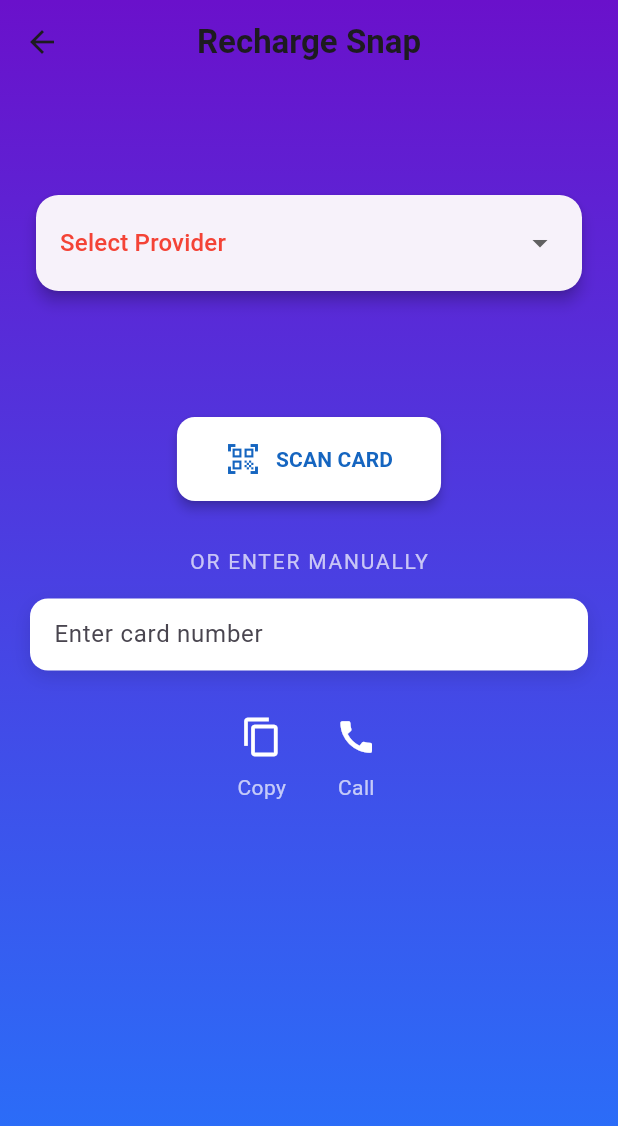
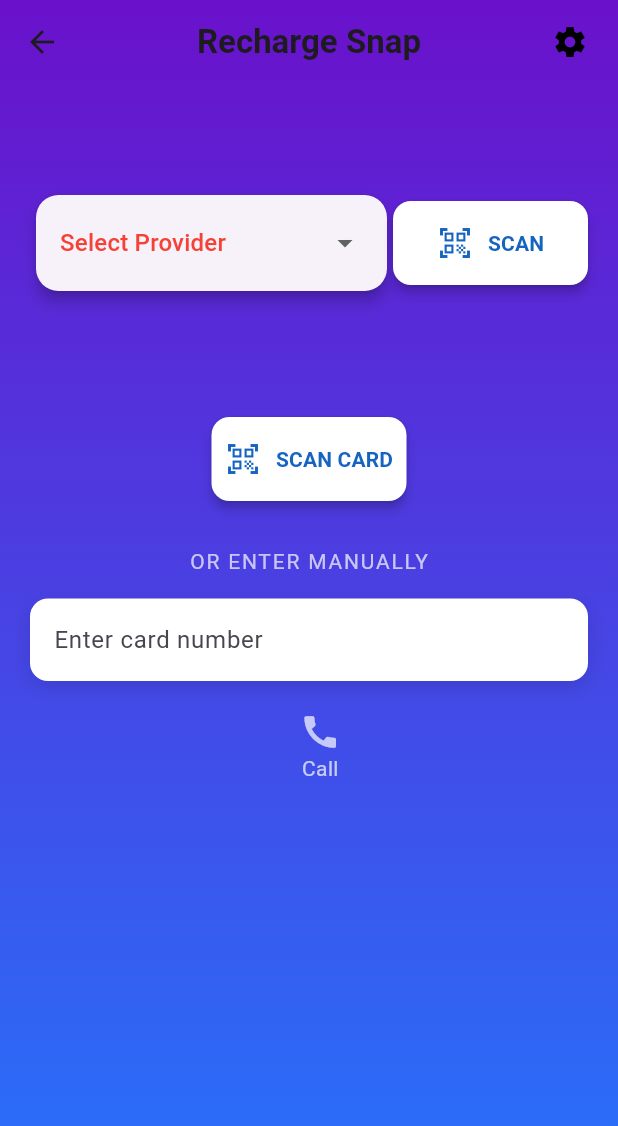
Before and after one commit to ziad-zezo/RechargeSnap, a Flutter app: the HomePage screen opened by its route, on a phone screen of 412 x 824 dp. Shown: the top 1126 px of the screen. Run offline on Flutter 3.47's test engine with Material 3 defaults, Android fonts, the light colour scheme and no system bars; our stand-ins replace bloc, camera, flutter_bloc, shared_preferences; missing offline and left inert: google_mlkit_text_recognition; accounts and stored records are empty.

Commit message:
feat: Implement scanner functionality with Bloc state management and custom buttons

```diff
--- /dev/null
+++ b/lib/cubit/scanner_cubit.dart
@@ -0,0 +1,11 @@
+import 'package:bloc/bloc.dart';
+import 'package:meta/meta.dart';
+
+part 'scanner_state.dart';
+
+class ScannerCubit extends Cubit<ScannerState> {
+  ScannerCubit() : super(ScannerInitial());
+
+  void doneScan(String detectedNumber) =>
+      emit(NumberDetected(detectedNumber: detectedNumber));
+}
--- /dev/null
+++ b/lib/cubit/scanner_state.dart
@@ -0,0 +1,11 @@
+part of 'scanner_cubit.dart';
+
+@immutable
+abstract class ScannerState {}
+
+class ScannerInitial extends ScannerState {}
+
+class NumberDetected extends ScannerState {
+  final String detectedNumber;
+  NumberDetected({required this.detectedNumber});
+}
--- a/lib/screens/home_page.dart
+++ b/lib/screens/home_page.dart
@@ -1,6 +1,9 @@
 import 'package:flutter/material.dart';
 import 'package:flutter/services.dart';
+import 'package:flutter_bloc/flutter_bloc.dart';
+import 'package:recharge_snap/cubit/scanner_cubit.dart';
 import 'package:recharge_snap/screens/scanner_screen.dart';
+import 'package:recharge_snap/widgets/custom_action_button.dart';
 import 'package:url_launcher/url_launcher.dart';
 
 class HomePage extends StatefulWidget {
@@ -20,7 +23,7 @@ class _HomePageState extends State<HomePage> {
   @override
   Widget build(BuildContext context) {
     final Size size = MediaQuery.of(context).size;
-    final bool isDark = Theme.of(context).brightness == Brightness.dark;
+    //final bool isDark = Theme.of(context).brightness == Brightness.dark;
 
     return Scaffold(
       appBar: AppBar(
@@ -31,6 +34,16 @@ class _HomePageState extends State<HomePage> {
         centerTitle: true,
         elevation: 0,
         backgroundColor: Colors.transparent,
+        actions: [
+          Padding(
+            padding: const EdgeInsets.all(8.0),
+            child: IconButton(
+              onPressed: () {},
+              icon: Icon(Icons.settings_sharp),
+              color: Colors.black,
+            ),
+          ),
+        ],
       ),
       extendBodyBehindAppBar: true,
       body: Container(
@@ -52,7 +65,11 @@ class _HomePageState extends State<HomePage> {
                 children: [
                   SizedBox(height: 50),
                   // Provider Selection Card
-                  Card(
+                  Row(
+                    children: [
+                      //!DropDownMenu
+                      Expanded(
+                        child: Card(
                           elevation: 4,
                           shape: RoundedRectangleBorder(
                             borderRadius: BorderRadius.circular(15),
@@ -98,17 +115,20 @@ class _HomePageState extends State<HomePage> {
                                   ),
                                 ],
                                 onChanged:
-                              (value) =>
-                                  setState(() => _selectedProvider = value),
+                                    (value) => setState(
+                                      () => _selectedProvider = value,
                                     ),
                               ),
                             ),
                           ),
-
-                  const SizedBox(height: 80),
-
-                  // Scan Button
-                  ElevatedButton(
+                        ),
+                      ),
+                      //*DropDownMenu
+                      //!
+                      //*Scan Button
+                      SizedBox(
+                        width: 130,
+                        child: ElevatedButton(
                           onPressed: () async {
                             final result = await Navigator.push(
                               context,
@@ -131,7 +151,55 @@ class _HomePageState extends State<HomePage> {
                             ),
                             padding: const EdgeInsets.symmetric(
                               vertical: 16,
-                        horizontal: 32,
+                              horizontal: 4,
+                            ),
+                            elevation: 3,
+                          ),
+                          child: Row(
+                            mainAxisSize: MainAxisSize.min,
+                            children: [
+                              Icon(Icons.qr_code_scanner, size: 24),
+                              const SizedBox(width: 10),
+                              Text(
+                                "SCAN",
+                                style: TextStyle(fontWeight: FontWeight.bold),
+                              ),
+                            ],
+                          ),
+                        ),
+                      ),
+                    ],
+                  ),
+
+                  const SizedBox(height: 80),
+
+                  // Scan Button
+                  SizedBox(
+                    width: 130,
+                    child: ElevatedButton(
+                      onPressed: () async {
+                        final result = await Navigator.push(
+                          context,
+                          MaterialPageRoute(
+                            builder: (context) => const ScannerScreen(),
+                          ),
+                        );
+                        if (result != null) {
+                          setState(() {
+                            _scannedText = result.toString();
+                            _cardCodeController.text = _scannedText;
+                          });
+                        }
+                      },
+                      style: ElevatedButton.styleFrom(
+                        backgroundColor: Colors.white,
+                        foregroundColor: Colors.blue[800],
+                        shape: RoundedRectangleBorder(
+                          borderRadius: BorderRadius.circular(12),
+                        ),
+                        padding: const EdgeInsets.symmetric(
+                          vertical: 16,
+                          horizontal: 4,
                         ),
                         elevation: 3,
                       ),
@@ -145,6 +213,7 @@ class _HomePageState extends State<HomePage> {
                             style: TextStyle(fontWeight: FontWeight.bold),
                           ),
                         ],
+                      ),
                     ),
                   ),
 
@@ -161,8 +230,12 @@ class _HomePageState extends State<HomePage> {
                   ),
 
                   const SizedBox(height: 15),
-
-                  Container(
+                  Row(
+                    children: [
+                      //*TextField
+                      Expanded(
+                        child: Container(
+                          height: 55,
                           decoration: BoxDecoration(
                             color: Colors.white,
                             borderRadius: BorderRadius.circular(12),
@@ -175,16 +248,32 @@ class _HomePageState extends State<HomePage> {
                             ],
                           ),
                           child: Padding(
-                      padding: const EdgeInsets.symmetric(horizontal: 16.0),
-                      child: TextField(
+                            padding: const EdgeInsets.symmetric(
+                              horizontal: 16.0,
+                            ),
+                            child: BlocBuilder<ScannerCubit, ScannerState>(
+                              builder: (context, state) {
+                                if (state is NumberDetected) {
+                                  _cardCodeController.text =
+                                      state.detectedNumber;
+                                }
+                                return TextField(
+                                  textAlignVertical: TextAlignVertical.center,
                                   controller: _cardCodeController,
                                   decoration: InputDecoration(
                                     border: InputBorder.none,
                                     hintText: "Enter card number",
+                                    contentPadding: EdgeInsets.symmetric(
+                                      vertical: 8,
+                                    ),
+                                    //alignLabelWithHint: true,
                                     suffixIcon:
                                         _cardCodeController.text.isNotEmpty
                                             ? IconButton(
-                                    icon: Icon(Icons.clear, color: Colors.grey),
+                                              icon: Icon(
+                                                Icons.clear,
+                                                color: Colors.grey,
+                                              ),
                                               onPressed: () {
                                                 _cardCodeController.clear();
                                                 setState(() {});
@@ -197,8 +286,32 @@ class _HomePageState extends State<HomePage> {
                                     FilteringTextInputFormatter.digitsOnly,
                                   ],
                                   onChanged: (value) => setState(() {}),
+                                );
+                              },
                             ),
                           ),
+                        ),
+                      ),
+                      //*TextField
+                      //!Copy Icon
+                      AnimatedContainer(
+                        curve: Curves.easeIn,
+                        duration: Duration(milliseconds: 200),
+                        width: _cardCodeController.text.isNotEmpty ? 50 : 0,
+                        child: ClipRRect(
+                          child: CustomActionButton(
+                            icon: Icons.copy,
+                            label: "Copy",
+                            color: Colors.white,
+                            iconSize: 18,
+                            fontSize: 13,
+                            onPressed:
+                                () =>
+                                    _copyToClipboard(_cardCodeController.text),
+                          ),
+                        ),
+                      ),
+                    ],
                   ),
 
                   const SizedBox(height: 20),
@@ -207,14 +320,8 @@ class _HomePageState extends State<HomePage> {
                   Row(
                     mainAxisAlignment: MainAxisAlignment.center,
                     children: [
-                      _buildActionButton(
-                        icon: Icons.copy,
-                        label: "Copy",
-                        onPressed:
-                            () => _copyToClipboard(_cardCodeController.text),
-                      ),
                       const SizedBox(width: 15),
-                      _buildActionButton(
+                      CustomActionButton(
                         icon: Icons.call,
                         label: "Call",
                         onPressed:
@@ -225,7 +332,7 @@ class _HomePageState extends State<HomePage> {
 
                   const SizedBox(height: 30),
 
-                  // Submit Button
+                  // *Submit Button
                   if (_cardCodeController.text.isNotEmpty &&
                       _selectedProvider != null)
                     SizedBox(
@@ -279,26 +386,11 @@ class _HomePageState extends State<HomePage> {
     );
   }
 
-  Widget _buildActionButton({
-    required IconData icon,
-    required String label,
-    required VoidCallback onPressed,
-  }) {
-    return Column(
-      children: [
-        IconButton(
-          icon: Icon(icon, size: 28),
-          color: Colors.white,
-          onPressed: onPressed,
-        ),
-        Text(label, style: TextStyle(color: Colors.white70)),
-      ],
-    );
-  }
-
   Future<void> _copyToClipboard(String text) async {
     if (text.isEmpty) return;
     await Clipboard.setData(ClipboardData(text: text));
+
+    if (!mounted) return;
     ScaffoldMessenger.of(context).showSnackBar(
       SnackBar(
         content: Text('Copied to clipboard'),
@@ -316,6 +408,7 @@ class _HomePageState extends State<HomePage> {
         await launchUrl(phoneUri);
       }
     } catch (e) {
+      if (!mounted) return;
       ScaffoldMessenger.of(
         context,
       ).showSnackBar(SnackBar(content: Text('Could not launch phone app')));
--- /dev/null
+++ b/lib/widgets/custom_action_button.dart
@@ -0,0 +1,41 @@
+import 'package:flutter/material.dart';
+
+class CustomActionButton extends StatelessWidget {
+  const CustomActionButton({
+    super.key,
+    required this.icon,
+    required this.label,
+    required this.onPressed,
+    this.iconSize = 28,
+    this.fontSize,
+    this.color = Colors.white70,
+  });
+  final String label;
+  final VoidCallback onPressed;
+  final IconData icon;
+  final Color color;
+  final double iconSize;
+  final double? fontSize;
+  @override
+  Widget build(BuildContext context) {
+    return GestureDetector(
+      onTap: onPressed,
+      child: Column(
+        children: [
+          Icon(icon, size: iconSize, color: color),
+
+          FittedBox(
+            fit: BoxFit.scaleDown,
+            child: Text(
+              label,
+              style: TextStyle(color: color, fontSize: fontSize),
+            ),
+          ),
+        ],
+      ),
+    );
+  }
+}
+
+
+//
--- a/pubspec.yaml
+++ b/pubspec.yaml
@@ -41,6 +41,8 @@ dependencies:
   url_launcher: ^6.3.1
   google_mlkit_text_recognition: ^0.11.0
   modal_progress_hud_nsn: ^0.5.1
+  flutter_bloc: ^9.1.1
+  provider: ^6.1.5
 dev_dependencies:
   flutter_test:
     sdk: flutter
```
Also changed, not shown: lib/main.dart (+9 -2 lines), lib/screens/scanner_screen.dart (+19 -20 lines), lib/widgets/custom_elevated_button.dart (added, +30 -0 lines), pubspec.lock. Lines whose indentation alone changed are shown as unchanged.
